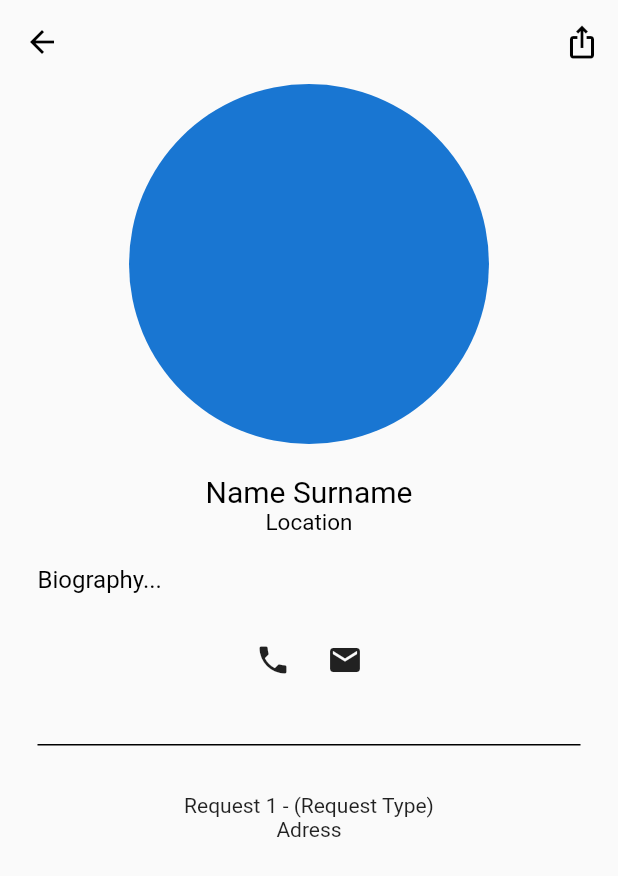
After one commit to ggunes18/comp491-earthquake-damage-assessment, a Flutter app: the ProfilePage screen opened directly, after a tap on the "local phone" icon, on a phone screen of 412 x 824 dp. The commit adds this screen. Shown: the top 876 px of the screen. Run offline on Flutter 3.47's test engine with Material 2 defaults, Android fonts, the light colour scheme and no system bars.

Commit message:
profile page added

```diff
--- a/earthquake_damage_assessment/lib/main.dart
+++ b/earthquake_damage_assessment/lib/main.dart
@@ -1,7 +1,7 @@
 import 'package:flutter/material.dart';
 
-import 'pages/login_page.dart';
 import 'pages/first_page.dart';
+import 'pages/profile_page.dart';
 
 void main() {
   runApp(const MyApp());
--- /dev/null
+++ b/earthquake_damage_assessment/lib/pages/profile_page.dart
@@ -0,0 +1,132 @@
+import 'package:flutter/material.dart';
+
+class ProfilePage extends StatelessWidget {
+  ProfilePage({super.key});
+
+  @override
+  Widget build(BuildContext context) {
+    return Scaffold(
+      appBar: appBarButtons(),
+      body: body(),
+    );
+  }
+}
+
+AppBar appBarButtons() {
+  return AppBar(
+    leading: BackButton(
+      color: Colors.black,
+    ),
+    backgroundColor: Colors.transparent,
+    elevation: 0,
+    actions: [
+      IconButton(
+        onPressed: () {},
+        icon: Icon(Icons.ios_share),
+        color: Colors.black,
+      )
+    ],
+  );
+}
+
+ListView body() {
+  return ListView(
+    physics: BouncingScrollPhysics(),
+    children: [
+      profilePhoto(),
+      SizedBox(
+        height: 20,
+      ),
+      nameText(),
+      locationText(),
+      SizedBox(
+        height: 20,
+      ),
+      biography_text(),
+      SizedBox(
+        height: 20,
+      ),
+      iconButtons(),
+      SizedBox(
+        height: 20,
+      ),
+      Divider(
+        color: Colors.black,
+        height: 25,
+        thickness: 1,
+        indent: 25,
+        endIndent: 25,
+      ),
+      SizedBox(
+        height: 20,
+      ),
+      requests(),
+    ],
+  );
+}
+
+CircleAvatar profilePhoto() {
+  return CircleAvatar(
+    //backgroundImage: AssetImage("assets/images/profile_picture.png"),
+    radius: 120,
+  );
+}
+
+Center nameText() {
+  return Center(
+      child: Text(
+    'Name Surname',
+    style: TextStyle(
+      color: Colors.black,
+      fontSize: 20,
+    ),
+  ));
+}
+
+Center locationText() {
+  return Center(
+      child: Text(
+    'Location',
+    style: TextStyle(
+      color: Colors.black,
+      fontSize: 15,
+    ),
+  ));
+}
+
+Padding biography_text() {
+  return Padding(
+    padding: const EdgeInsets.symmetric(horizontal: 25.0),
+    child: Row(
+      mainAxisAlignment: MainAxisAlignment.start,
+      children: [
+        Text(
+          "Biography...",
+          style: const TextStyle(
+            color: Colors.black,
+            fontSize: 16,
+          ),
+        ),
+      ],
+    ),
+  );
+}
+
+Row iconButtons() {
+  return Row(
+    mainAxisAlignment: MainAxisAlignment.center,
+    children: [
+      IconButton(onPressed: () {}, icon: Icon(Icons.local_phone)),
+      IconButton(onPressed: () {}, icon: Icon(Icons.mail)),
+    ],
+  );
+}
+
+Container requests() {
+  return Container(
+    child: Column(children: [
+      Text("Request 1 - (Request Type)"),
+      Text("Adress"),
+    ]),
+  );
+}
--- /dev/null
+++ b/earthquake_damage_assessment/lib/request.dart
@@ -0,0 +1,11 @@
+class Request {
+  final String name;
+  final String type;
+  final String place;
+
+  const Request({
+    required this.name,
+    required this.type,
+    required this.place,
+  });
+}
--- /dev/null
+++ b/earthquake_damage_assessment/lib/user.dart
@@ -0,0 +1,15 @@
+class User {
+  final String imagePath;
+  final String name;
+  final String biography;
+  final String phoneNumber;
+  final String email;
+
+  const User({
+    required this.imagePath,
+    required this.name,
+    required this.biography,
+    required this.phoneNumber,
+    required this.email,
+  });
+}
```
